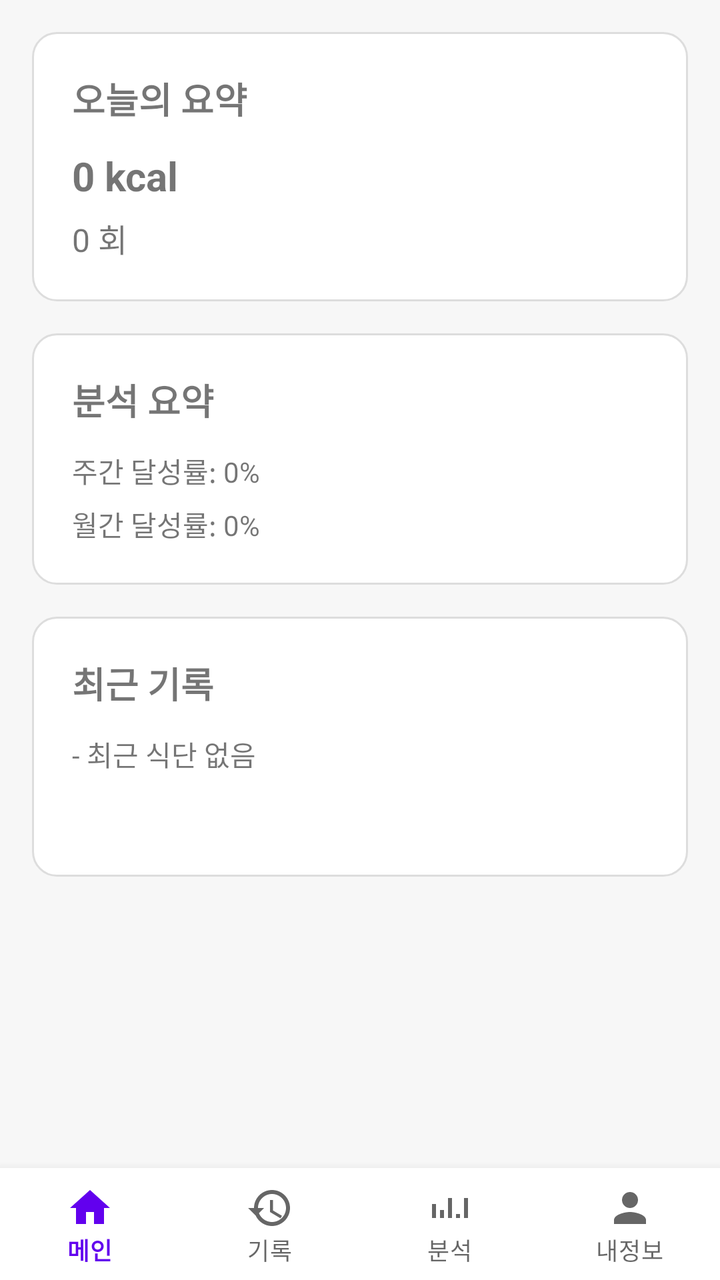
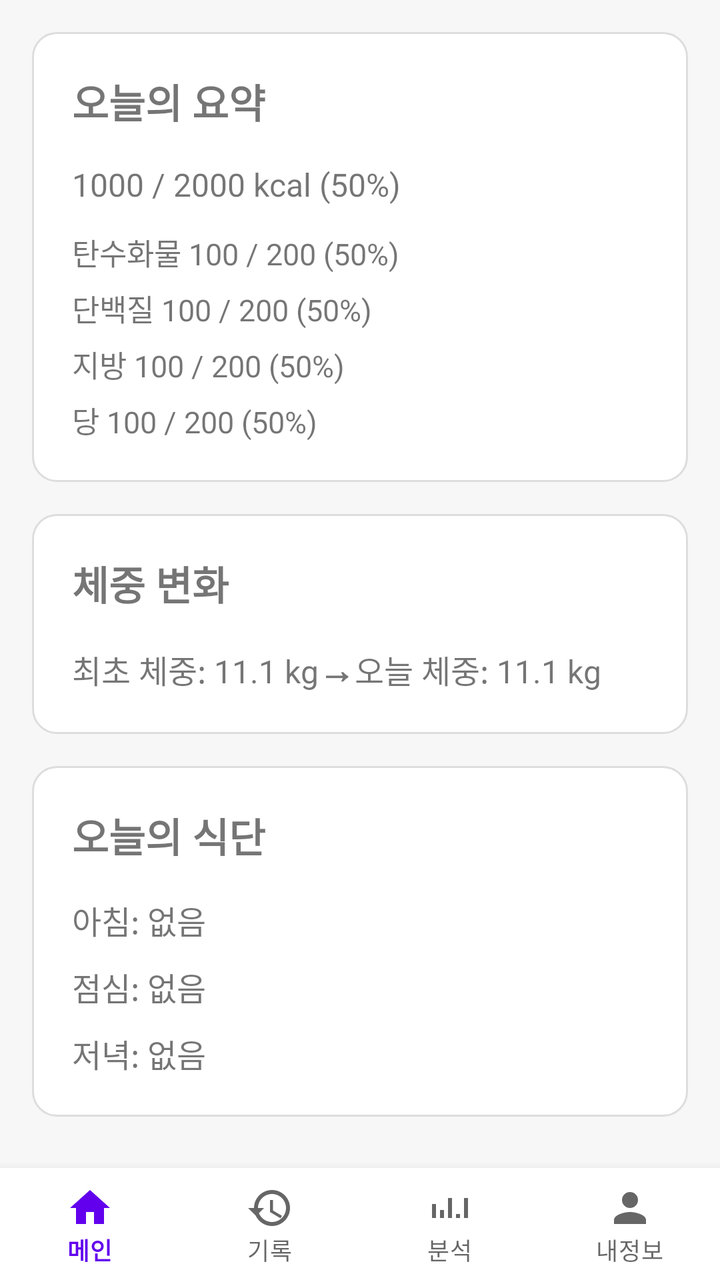

Before-and-after screenshots of an Android layout around one commit, followed by the original layout XML and the change that was made.
<!-- AndroidManifest.xml: activity theme Theme.MaterialComponents.DayNight.NoActionBar -->
<!-- res/layout/activity_main.xml -->
<?xml version="1.0" encoding="utf-8"?>
<LinearLayout xmlns:android="http://schemas.android.com/apk/res/android"
    xmlns:app="http://schemas.android.com/apk/res-auto"
    xmlns:tools="http://schemas.android.com/tools"
    android:layout_width="match_parent"
    android:layout_height="match_parent"
    android:orientation="vertical"
    android:background="#F7F7F7"
    tools:context=".main.MainActivity">

    
    <ScrollView
        android:layout_width="match_parent"
        android:layout_height="0dp"
        android:layout_weight="1"
        android:padding="16dp">

        <LinearLayout
            android:layout_width="match_parent"
            android:layout_height="wrap_content"
            android:orientation="vertical">

            
            <LinearLayout
                android:layout_width="match_parent"
                android:layout_height="wrap_content"
                android:padding="20dp"
                android:orientation="vertical"
                android:background="@drawable/card_bg"
                android:layout_marginBottom="16dp">

                <TextView
                    android:layout_width="wrap_content"
                    android:layout_height="wrap_content"
                    android:text="오늘의 요약"
                    android:textSize="18sp"
                    android:textStyle="bold"
                    android:layout_marginBottom="12dp" />

                <TextView
                    android:id="@+id/tvTodayKcal"
                    android:layout_width="wrap_content"
                    android:layout_height="wrap_content"
                    android:text="0 kcal"
                    android:textSize="20sp"
                    android:textStyle="bold"
                    android:layout_marginBottom="6dp" />

                <TextView
                    android:id="@+id/tvTodayCount"
                    android:layout_width="wrap_content"
                    android:layout_height="wrap_content"
                    android:text="0 회"
                    android:textSize="16sp" />
            </LinearLayout>

            
            <LinearLayout
                android:layout_width="match_parent"
                android:layout_height="wrap_content"
                android:padding="20dp"
                android:orientation="vertical"
                android:background="@drawable/card_bg"
                android:layout_marginBottom="16dp">

                <TextView
                    android:layout_width="wrap_content"
                    android:layout_height="wrap_content"
                    android:text="분석 요약"
                    android:textSize="18sp"
                    android:textStyle="bold"
                    android:layout_marginBottom="12dp" />

                <TextView
                    android:id="@+id/tvWeekly"
                    android:layout_width="wrap_content"
                    android:layout_height="wrap_content"
                    android:text="주간 달성률: 0%"
                    android:layout_marginBottom="6dp" />

                <TextView
                    android:id="@+id/tvMonthly"
                    android:layout_width="wrap_content"
                    android:layout_height="wrap_content"
                    android:text="월간 달성률: 0%" />
            </LinearLayout>

            
            <LinearLayout
                android:layout_width="match_parent"
                android:layout_height="wrap_content"
                android:padding="20dp"
                android:orientation="vertical"
                android:background="@drawable/card_bg"
                android:layout_marginBottom="16dp">

                <TextView
                    android:layout_width="wrap_content"
                    android:layout_height="wrap_content"
                    android:text="최근 기록"
                    android:textSize="18sp"
                    android:textStyle="bold"
                    android:layout_marginBottom="12dp" />

                <TextView
                    android:id="@+id/tvRecentFood1"
                    android:layout_width="wrap_content"
                    android:layout_height="wrap_content"
                    android:text="- 최근 식단 없음"
                    android:layout_marginBottom="6dp" />

                <TextView
                    android:id="@+id/tvRecentFood2"
                    android:layout_width="wrap_content"
                    android:layout_height="wrap_content"
                    android:text=""
                    android:layout_marginBottom="6dp" />
            </LinearLayout>

        </LinearLayout>
    </ScrollView>

    
    <com.google.android.material.bottomnavigation.BottomNavigationView
        android:id="@+id/bottomNavigationView"
        android:layout_width="match_parent"
        android:layout_height="wrap_content"
        android:background="@android:color/white"
        app:menu="@menu/bottom_nav_menu"
        app:labelVisibilityMode="labeled" />

</LinearLayout>
<!-- resources referenced by this layout -->
<resources>
  <!-- drawable card_bg (drawable) -->
  <shape xmlns:android="http://schemas.android.com/apk/res/android"
      android:shape="rectangle">
      <solid android:color="@android:color/white"/>
      <corners android:radius="12dp"/>
      <padding
          android:left="16dp"
          android:top="16dp"
          android:right="16dp"
          android:bottom="16dp" />
      <stroke
          android:width="1dp"
          android:color="#DDDDDD"/>
  </shape>
</resources>

<!-- the commit's change to res/layout/activity_main.xml (unified diff, before → after) -->
@@ -33,25 +33,55 @@
                     android:layout_width="wrap_content"
                     android:layout_height="wrap_content"
                     android:text="오늘의 요약"
-                    android:textSize="18sp"
+                    android:textSize="20sp"
                     android:textStyle="bold"
+                    android:layout_marginBottom="16dp" />
+
+                <TextView
+                    android:id="@+id/tvTodayCalorie"
+                    android:layout_width="wrap_content"
+                    android:layout_height="wrap_content"
+                    android:text="1000 / 2000 kcal (50%)"
+                    android:textSize="16sp"
                     android:layout_marginBottom="12dp" />
 
-                <TextView
-                    android:id="@+id/tvTodayKcal"
-                    android:layout_width="wrap_content"
+                <LinearLayout
+                    android:layout_width="match_parent"
                     android:layout_height="wrap_content"
-                    android:text="0 kcal"
-                    android:textSize="20sp"
-                    android:textStyle="bold"
-                    android:layout_marginBottom="6dp" />
+                    android:orientation="vertical">
 
-                <TextView
-                    android:id="@+id/tvTodayCount"
-                    android:layout_width="wrap_content"
-                    android:layout_height="wrap_content"
-                    android:text="0 회"
-                    android:textSize="16sp" />
+                    <TextView
+                        android:id="@+id/tvCarb"
+                        android:layout_width="wrap_content"
+                        android:layout_height="wrap_content"
+                        android:text="탄수화물 100 / 200 (50%)"
+                        android:textSize="15sp"
+                        android:layout_marginBottom="6dp"/>
+
+                    <TextView
+                        android:id="@+id/tvProtein"
+                        android:layout_width="wrap_content"
+                        android:layout_height="wrap_content"
+                        android:text="단백질 100 / 200 (50%)"
+                        android:textSize="15sp"
+                        android:layout_marginBottom="6dp"/>
+
+                    <TextView
+                        android:id="@+id/tvFat"
+                        android:layout_width="wrap_content"
+                        android:layout_height="wrap_content"
+                        android:text="지방 100 / 200 (50%)"
+                        android:textSize="15sp"
+                        android:layout_marginBottom="6dp"/>
+
+                    <TextView
+                        android:id="@+id/tvSugar"
+                        android:layout_width="wrap_content"
+                        android:layout_height="wrap_content"
+                        android:text="당 100 / 200 (50%)"
+                        android:textSize="15sp"/>
+                </LinearLayout>
+
             </LinearLayout>
 
             
@@ -66,23 +96,38 @@
                 <TextView
                     android:layout_width="wrap_content"
                     android:layout_height="wrap_content"
-                    android:text="분석 요약"
-                    android:textSize="18sp"
+                    android:text="체중 변화"
+                    android:textSize="20sp"
                     android:textStyle="bold"
-                    android:layout_marginBottom="12dp" />
+                    android:layout_marginBottom="16dp"/>
 
-                <TextView
-                    android:id="@+id/tvWeekly"
-                    android:layout_width="wrap_content"
+                <LinearLayout
+                    android:layout_width="match_parent"
                     android:layout_height="wrap_content"
-                    android:text="주간 달성률: 0%"
-                    android:layout_marginBottom="6dp" />
+                    android:orientation="horizontal">
 
-                <TextView
-                    android:id="@+id/tvMonthly"
-                    android:layout_width="wrap_content"
-                    android:layout_height="wrap_content"
-                    android:text="월간 달성률: 0%" />
+                    <TextView
+                        android:id="@+id/tvStartWeight"
+                        android:layout_width="wrap_content"
+                        android:layout_height="wrap_content"
+                        android:text="최초 체중: 11.1 kg"
+                        android:textSize="16sp"/>
+
+                    <TextView
+                        android:layout_width="wrap_content"
+                        android:layout_height="wrap_content"
+                        android:text="→"
+                        android:textSize="18sp"
+                        android:textStyle="bold"/>
+
+                    <TextView
+                        android:id="@+id/tvTodayWeight"
+                        android:layout_width="wrap_content"
+                        android:layout_height="wrap_content"
+                        android:text="오늘 체중: 11.1 kg"
+                        android:textSize="16sp"/>
+                </LinearLayout>
+
             </LinearLayout>
 
             
@@ -97,24 +142,34 @@
                 <TextView
                     android:layout_width="wrap_content"
                     android:layout_height="wrap_content"
-                    android:text="최근 기록"
-                    android:textSize="18sp"
+                    android:text="오늘의 식단"
+                    android:textSize="20sp"
                     android:textStyle="bold"
-                    android:layout_marginBottom="12dp" />
+                    android:layout_marginBottom="16dp"/>
 
                 <TextView
-                    android:id="@+id/tvRecentFood1"
+                    android:id="@+id/tvFoodBreakfast"
                     android:layout_width="wrap_content"
                     android:layout_height="wrap_content"
-                    android:text="- 최근 식단 없음"
-                    android:layout_marginBottom="6dp" />
+                    android:text="아침: 없음"
+                    android:textSize="16sp"
+                    android:layout_marginBottom="10dp"/>
 
                 <TextView
-                    android:id="@+id/tvRecentFood2"
+                    android:id="@+id/tvFoodLunch"
                     android:layout_width="wrap_content"
                     android:layout_height="wrap_content"
-                    android:text=""
-                    android:layout_marginBottom="6dp" />
+                    android:text="점심: 없음"
+                    android:textSize="16sp"
+                    android:layout_marginBottom="10dp"/>
+
+                <TextView
+                    android:id="@+id/tvFoodDinner"
+                    android:layout_width="wrap_content"
+                    android:layout_height="wrap_content"
+                    android:text="저녁: 없음"
+                    android:textSize="16sp"/>
+
             </LinearLayout>
 
         </LinearLayout>
